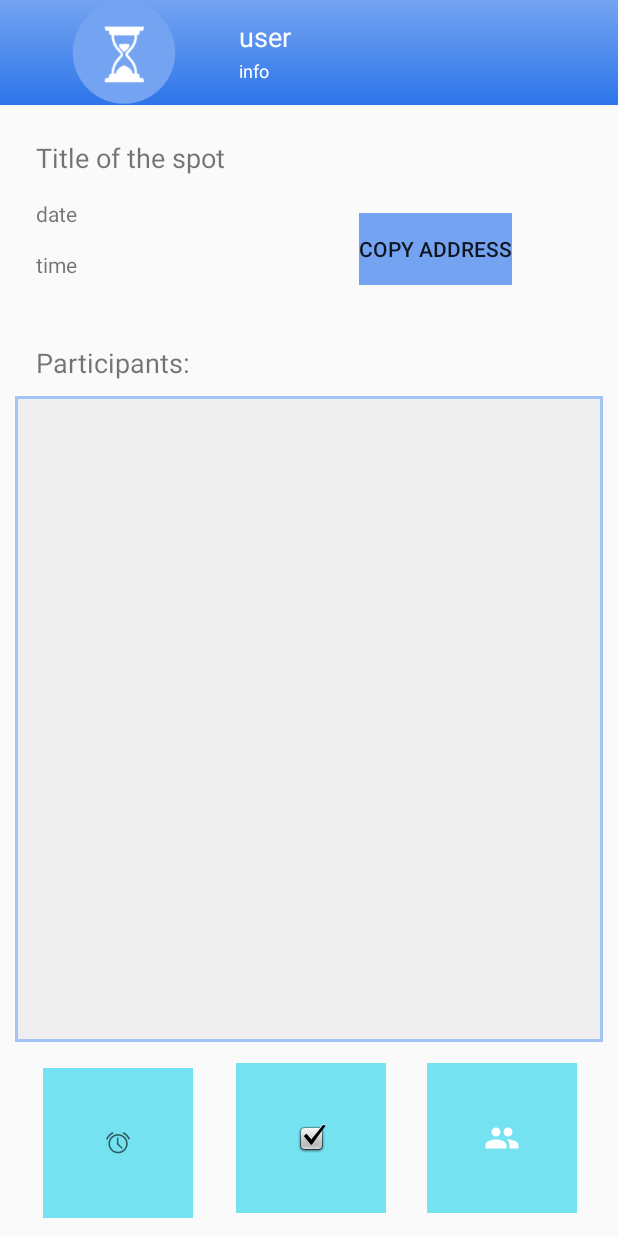
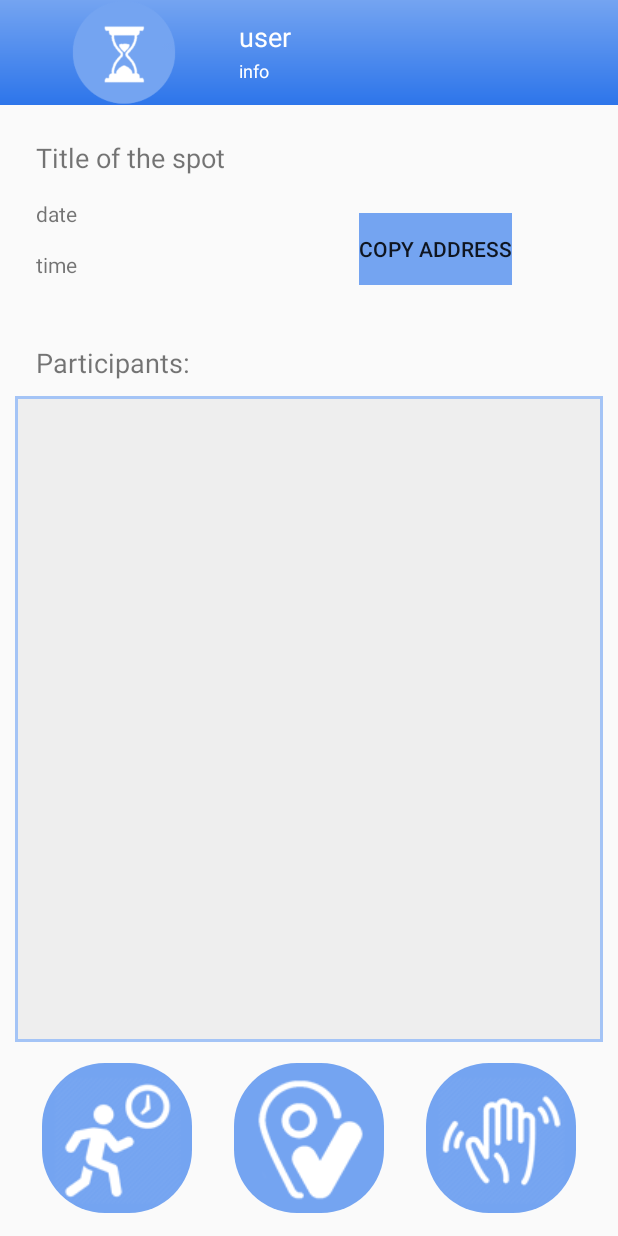
Before and after one commit to richardschaeffer96/PEM2018, an Android app: the layout activity_spot_interface.xml on its own in the app's theme, with its tools: preview values and no code run, on a phone screen of 412 x 824 dp. Run offline under Robolectric (Android 15) with nearby library versions, the phone set to English and light mode, and no system bars.

Commit message:
SpotInterface Makeover

```diff
--- a/app/src/main/res/layout/activity_spot_interface.xml
+++ b/app/src/main/res/layout/activity_spot_interface.xml
@@ -95,29 +95,29 @@
         android:layout_marginLeft="8dp"
         android:layout_marginEnd="8dp"
         android:layout_marginRight="8dp"
-        android:layout_marginBottom="12dp"
-        android:background="@color/lightBlue"
+        android:layout_marginBottom="15dp"
+        android:background="@drawable/buttonstylebackground"
         android:onClick="tooLate"
         app:layout_constraintBottom_toBottomOf="parent"
         app:layout_constraintEnd_toStartOf="@+id/check_button"
         app:layout_constraintStart_toStartOf="parent"
-        app:srcCompat="@android:drawable/ic_lock_idle_alarm" />
+        app:srcCompat="@drawable/toolate" />
 
     <ImageButton
         android:id="@+id/check_button"
         android:layout_width="100dp"
         android:layout_height="100dp"
-        android:layout_marginStart="12dp"
-        android:layout_marginLeft="12dp"
+        android:layout_marginStart="10dp"
+        android:layout_marginLeft="10dp"
         android:layout_marginEnd="10dp"
         android:layout_marginRight="10dp"
         android:layout_marginBottom="15dp"
-        android:background="@color/lightBlue"
+        android:background="@drawable/buttonstylebackground"
         android:onClick="checkButton"
         app:layout_constraintBottom_toBottomOf="parent"
         app:layout_constraintEnd_toEndOf="parent"
         app:layout_constraintStart_toStartOf="parent"
-        app:srcCompat="@android:drawable/checkbox_on_background" />
+        app:srcCompat="@drawable/there" />
 
     <ImageButton
         android:id="@+id/raiseHand_button"
@@ -128,12 +128,12 @@
         android:layout_marginEnd="8dp"
         android:layout_marginRight="8dp"
         android:layout_marginBottom="15dp"
-        android:background="@color/lightBlue"
+        android:background="@drawable/buttonstylebackground"
         android:onClick="raiseHand"
         app:layout_constraintBottom_toBottomOf="parent"
         app:layout_constraintEnd_toEndOf="parent"
         app:layout_constraintStart_toEndOf="@+id/check_button"
-        app:srcCompat="@drawable/ic_contacts" />
+        app:srcCompat="@drawable/wave" />
 
     <Button
         android:id="@+id/button_copy"
--- a/app/src/main/res/layout/example_participants.xml
+++ b/app/src/main/res/layout/example_participants.xml
@@ -10,7 +10,7 @@
     android:clickable="true"
     android:foreground="?selectableItemBackground"
     card_view:cardBackgroundColor="@color/darkBlueAlpha"
-    card_view:cardCornerRadius="12dp"
+    card_view:cardCornerRadius="0dp"
     card_view:cardElevation="3dp"
     card_view:contentPadding="4dp">
 
@@ -49,8 +49,8 @@
             android:id="@+id/text_age"
             android:layout_width="wrap_content"
             android:layout_height="wrap_content"
-            android:layout_marginStart="10dp"
-            android:layout_marginLeft="10dp"
+            android:layout_marginStart="7dp"
+            android:layout_marginLeft="7dp"
             android:layout_marginTop="5dp"
             android:text="21"
             android:textSize="14sp"
```
Also changed, not shown: app/src/main/java/com/example/richa_000/sponnect/ParticipantsAdapter.java (+3 -4 lines), app/src/main/java/com/example/richa_000/sponnect/SpotInterface.java (+26 -29 lines), app/src/main/res/drawable/there.png (added), app/src/main/res/drawable/there_checked.png (added), app/src/main/res/drawable/toolate.png (added), app/src/main/res/drawable/toolate_checked.png (added), app/src/main/res/drawable/wave.png (added), app/src/main/res/drawable/wave_checked.png (added).
